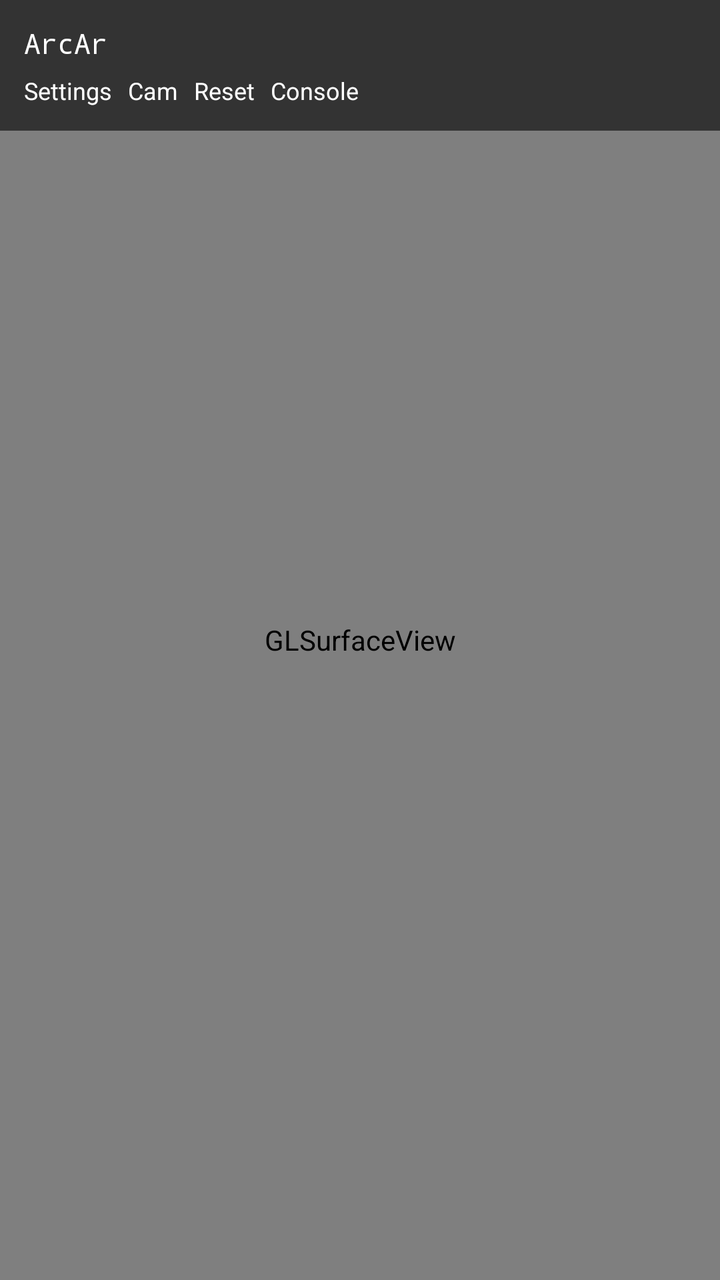
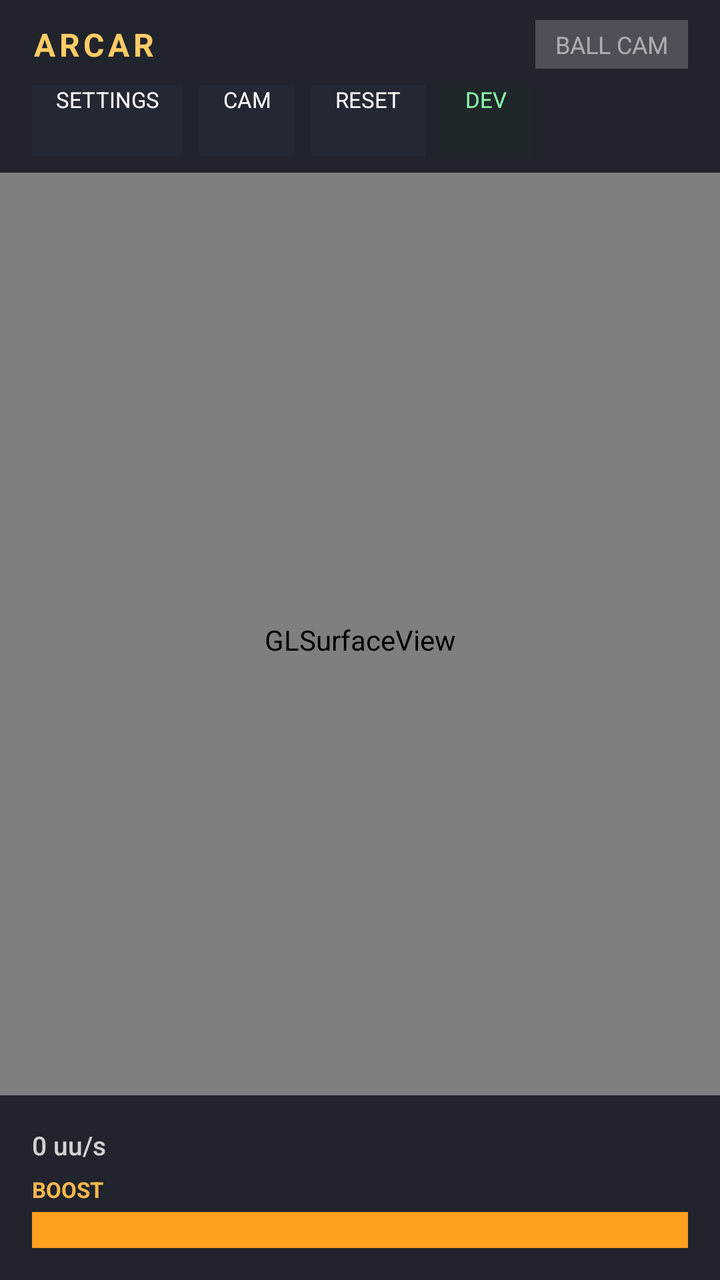

Compare the two renders of this Android layout. The source of the first and the diff that turns it into the second are given below.
<!-- AndroidManifest.xml: application theme Theme.ArcAr -->
<!-- res/layout/activity_main.xml -->
<?xml version="1.0" encoding="utf-8"?>
<FrameLayout xmlns:android="http://schemas.android.com/apk/res/android"
    android:id="@+id/root"
    android:layout_width="match_parent"
    android:layout_height="match_parent"
    android:background="#000000">

    <android.opengl.GLSurfaceView
        android:id="@+id/gl_surface"
        android:layout_width="match_parent"
        android:layout_height="match_parent" />

    <LinearLayout
        android:layout_width="match_parent"
        android:layout_height="wrap_content"
        android:layout_gravity="top"
        android:orientation="vertical"
        android:padding="12dp"
        android:background="#99000000">

        <TextView
            android:id="@+id/hud"
            android:layout_width="match_parent"
            android:layout_height="wrap_content"
            android:text="ArcAr"
            android:textColor="#FFFFFF"
            android:textSize="14sp"
            android:fontFamily="monospace" />

        <LinearLayout
            android:layout_width="match_parent"
            android:layout_height="wrap_content"
            android:orientation="horizontal"
            android:layout_marginTop="6dp">

            <Button
                android:id="@+id/btn_settings"
                android:layout_width="wrap_content"
                android:layout_height="wrap_content"
                android:text="Settings"
                android:textSize="12sp" />

            <Button
                android:id="@+id/btn_cam"
                android:layout_width="wrap_content"
                android:layout_height="wrap_content"
                android:text="Cam"
                android:textSize="12sp"
                android:layout_marginStart="8dp" />

            <Button
                android:id="@+id/btn_reset"
                android:layout_width="wrap_content"
                android:layout_height="wrap_content"
                android:text="Reset"
                android:textSize="12sp"
                android:layout_marginStart="8dp" />

            <Button
                android:id="@+id/btn_console"
                android:layout_width="wrap_content"
                android:layout_height="wrap_content"
                android:text="Console"
                android:textSize="12sp"
                android:layout_marginStart="8dp" />
        </LinearLayout>
    </LinearLayout>

    <ScrollView
        android:id="@+id/console_scroll"
        android:layout_width="match_parent"
        android:layout_height="180dp"
        android:layout_gravity="bottom"
        android:background="#CC000000"
        android:visibility="gone"
        android:padding="8dp">

        <TextView
            android:id="@+id/console_text"
            android:layout_width="match_parent"
            android:layout_height="wrap_content"
            android:textColor="#00FF88"
            android:textSize="11sp"
            android:fontFamily="monospace"
            android:text="[console]" />
    </ScrollView>
</FrameLayout>
<!-- resources referenced by this layout -->
<resources>
  <style name="Theme.ArcAr" parent="android:Theme.Material.NoActionBar">
          <item name="android:windowFullscreen">true</item>
          <item name="android:statusBarColor">#000000</item>
          <item name="android:navigationBarColor">#000000</item>
      </style>
</resources>

<!-- the commit's change to res/layout/activity_main.xml (unified diff, before → after) -->
@@ -10,70 +10,168 @@
         android:layout_width="match_parent"
         android:layout_height="match_parent" />
 
+    
     <LinearLayout
         android:layout_width="match_parent"
         android:layout_height="wrap_content"
         android:layout_gravity="top"
         android:orientation="vertical"
-        android:padding="12dp"
-        android:background="#99000000">
-
-        <TextView
-            android:id="@+id/hud"
-            android:layout_width="match_parent"
-            android:layout_height="wrap_content"
-            android:text="ArcAr"
-            android:textColor="#FFFFFF"
-            android:textSize="14sp"
-            android:fontFamily="monospace" />
+        android:paddingStart="16dp"
+        android:paddingEnd="16dp"
+        android:paddingTop="10dp"
+        android:paddingBottom="8dp"
+        android:background="#CC0A0E18">
 
         <LinearLayout
             android:layout_width="match_parent"
             android:layout_height="wrap_content"
             android:orientation="horizontal"
-            android:layout_marginTop="6dp">
+            android:gravity="center_vertical">
+
+            <TextView
+                android:id="@+id/hud_title"
+                android:layout_width="0dp"
+                android:layout_height="wrap_content"
+                android:layout_weight="1"
+                android:text="ARCAR"
+                android:textColor="#FFCC66"
+                android:textSize="16sp"
+                android:textStyle="bold"
+                android:letterSpacing="0.12" />
+
+            <TextView
+                android:id="@+id/hud_cam"
+                android:layout_width="wrap_content"
+                android:layout_height="wrap_content"
+                android:text="BALL CAM"
+                android:textColor="#88FFFFFF"
+                android:textSize="12sp"
+                android:paddingStart="10dp"
+                android:paddingEnd="10dp"
+                android:paddingTop="4dp"
+                android:paddingBottom="4dp"
+                android:background="#33FFFFFF" />
+        </LinearLayout>
+
+        <LinearLayout
+            android:layout_width="match_parent"
+            android:layout_height="wrap_content"
+            android:orientation="horizontal"
+            android:layout_marginTop="8dp"
+            android:gravity="center_vertical">
 
             <Button
                 android:id="@+id/btn_settings"
                 android:layout_width="wrap_content"
-                android:layout_height="wrap_content"
-                android:text="Settings"
-                android:textSize="12sp" />
+                android:layout_height="36dp"
+                android:text="SETTINGS"
+                android:textSize="11sp"
+                android:textColor="#FFFFFF"
+                android:background="#442A3548"
+                android:paddingStart="12dp"
+                android:paddingEnd="12dp" />
 
             <Button
                 android:id="@+id/btn_cam"
                 android:layout_width="wrap_content"
-                android:layout_height="wrap_content"
-                android:text="Cam"
-                android:textSize="12sp"
-                android:layout_marginStart="8dp" />
+                android:layout_height="36dp"
+                android:layout_marginStart="8dp"
+                android:text="CAM"
+                android:textSize="11sp"
+                android:textColor="#FFFFFF"
+                android:background="#442A3548"
+                android:paddingStart="12dp"
+                android:paddingEnd="12dp" />
 
             <Button
                 android:id="@+id/btn_reset"
                 android:layout_width="wrap_content"
-                android:layout_height="wrap_content"
-                android:text="Reset"
-                android:textSize="12sp"
-                android:layout_marginStart="8dp" />
+                android:layout_height="36dp"
+                android:layout_marginStart="8dp"
+                android:text="RESET"
+                android:textSize="11sp"
+                android:textColor="#FFFFFF"
+                android:background="#442A3548"
+                android:paddingStart="12dp"
+                android:paddingEnd="12dp" />
 
             <Button
                 android:id="@+id/btn_console"
                 android:layout_width="wrap_content"
-                android:layout_height="wrap_content"
-                android:text="Console"
-                android:textSize="12sp"
-                android:layout_marginStart="8dp" />
+                android:layout_height="36dp"
+                android:layout_marginStart="8dp"
+                android:text="DEV"
+                android:textSize="11sp"
+                android:textColor="#88FFAA"
+                android:background="#33203328"
+                android:paddingStart="12dp"
+                android:paddingEnd="12dp" />
         </LinearLayout>
+    </LinearLayout>
+
+    
+    <LinearLayout
+        android:layout_width="match_parent"
+        android:layout_height="wrap_content"
+        android:layout_gravity="bottom"
+        android:orientation="vertical"
+        android:padding="16dp"
+        android:background="#CC0A0E18">
+
+        <TextView
+            android:id="@+id/hud_speed"
+            android:layout_width="match_parent"
+            android:layout_height="wrap_content"
+            android:text="0 uu/s"
+            android:textColor="#CCFFFFFF"
+            android:textSize="13sp"
+            android:fontFamily="sans-serif-medium" />
+
+        <TextView
+            android:id="@+id/hud_boost_label"
+            android:layout_width="match_parent"
+            android:layout_height="wrap_content"
+            android:layout_marginTop="6dp"
+            android:text="BOOST"
+            android:textColor="#FFB84D"
+            android:textSize="11sp"
+            android:textStyle="bold" />
+
+        <FrameLayout
+            android:layout_width="match_parent"
+            android:layout_height="18dp"
+            android:layout_marginTop="4dp"
+            android:background="#33FFFFFF">
+
+            <View
+                android:id="@+id/boost_fill"
+                android:layout_width="match_parent"
+                android:layout_height="match_parent"
+                android:background="#FFFFA020"
+                android:layout_gravity="start" />
+        </FrameLayout>
+
+        <TextView
+            android:id="@+id/hud_goal"
+            android:layout_width="match_parent"
+            android:layout_height="wrap_content"
+            android:layout_marginTop="8dp"
+            android:text=""
+            android:textColor="#FFFFDD66"
+            android:textSize="20sp"
+            android:textStyle="bold"
+            android:gravity="center"
+            android:visibility="gone" />
     </LinearLayout>
 
     <ScrollView
         android:id="@+id/console_scroll"
         android:layout_width="match_parent"
-        android:layout_height="180dp"
-        android:layout_gravity="bottom"
-        android:background="#CC000000"
+        android:layout_height="160dp"
+        android:layout_gravity="center"
+        android:background="#EE000000"
         android:visibility="gone"
-        android:padding="8dp">
+        android:padding="10dp">
 
         <TextView
             android:id="@+id/console_text"
